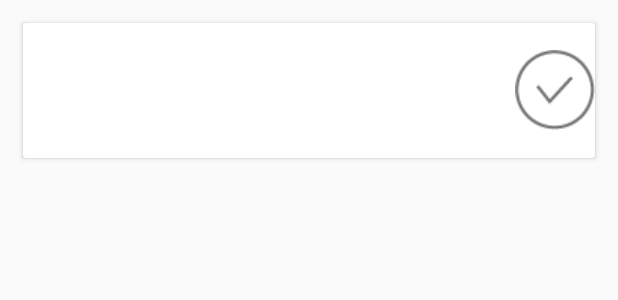
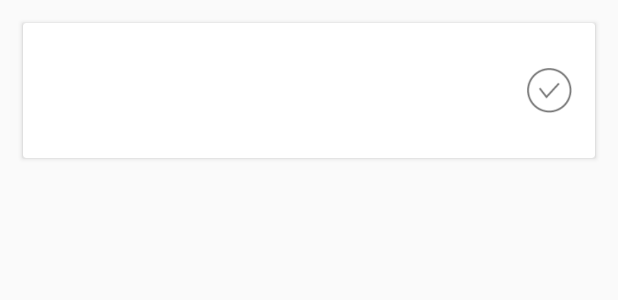
Before and after one commit to nandate/Mikke-Android, an Android app: the layout genre_list_item.xml on its own in the app's theme, with its tools: preview values and no code run, on a phone screen of 412 x 824 dp. Shown: the top 300 px of the screen. Run offline under Robolectric (Android 15) with nearby library versions, the phone set to English and light mode, and no system bars.

Commit message:
fix all of front end design

```diff
--- a/app/src/main/res/layout/activity_full_services.xml
+++ b/app/src/main/res/layout/activity_full_services.xml
@@ -46,6 +46,7 @@
             android:layout_height="@dimen/button_layout_height"
             android:id="@+id/remove_favrite_button"
             android:layout_marginTop="@dimen/favorite_item_more_button_marginTop"
+            android:layout_marginBottom="@dimen/favorite_item_more_button_marginBottom"
             android:layout_gravity="center"
             android:background="@drawable/bg_white"/>
 
@@ -55,11 +56,10 @@
             android:layout_width="@dimen/button_layout_width"
             android:layout_height="@dimen/button_layout_height"
             android:id="@+id/link_button"
-            android:layout_marginTop="@dimen/favorite_item_more_button_marginTop"
             android:layout_gravity="center"
             android:background="@drawable/gradation_primal_radius"
             android:textColor="@android:color/white"
-            android:layout_marginBottom="@dimen/favorite_item_more_marginTop"/>
+            android:layout_mrginBottom="@dimen/favorite_item_more_marginTop"/>
 
         <WebView
             android:id="@+id/web_view"
--- a/app/src/main/res/layout/activity_main.xml
+++ b/app/src/main/res/layout/activity_main.xml
@@ -24,7 +24,7 @@
     <android.support.design.widget.TabLayout
         android:id="@+id/tab_layout"
         android:layout_width="match_parent"
-        android:layout_height="50dp"
+        android:layout_height="@dimen/activity_main_menuBar"
         android:layout_alignParentBottom="true"
         app:tabTextAppearance="@style/TabText"/>
 
--- a/app/src/main/res/layout/genre_list_item.xml
+++ b/app/src/main/res/layout/genre_list_item.xml
@@ -31,23 +31,25 @@
                 android:layout_marginTop="18dp" />
 
             <ImageView
-                android:layout_width="wrap_content"
-                android:layout_height="wrap_content"
+                android:layout_width="@dimen/genre_cardView_check_imageView_width"
+                android:layout_height="@dimen/genre_cardView_check_imageView_height"
                 android:id="@+id/none_check_image"
                 android:src="@drawable/nonecheckbutton"
                 android:layout_centerVertical="true"
                 android:layout_alignParentRight="true"
                 android:layout_alignParentEnd="true"
-                android:visibility="visible"/>
+                android:visibility="visible"
+                android:layout_margin="@dimen/genre_cardView_margin"/>
             <ImageView
-                android:layout_width="wrap_content"
-                android:layout_height="wrap_content"
+                android:layout_width="@dimen/genre_cardView_check_imageView_width"
+                android:layout_height="@dimen/genre_cardView_check_imageView_height"
                 android:id="@+id/checked_image"
                 android:src="@drawable/checkedbutton_"
                 android:layout_centerVertical="true"
                 android:layout_alignParentRight="true"
                 android:layout_alignParentEnd="true"
-                android:visibility="invisible" />
+                android:visibility="invisible"
+                android:layout_margin="@dimen/genre_cardView_margin"/>
         </RelativeLayout>
     </android.support.v7.widget.CardView>
 </LinearLayout>
--- a/app/src/main/res/layout/notice_item.xml
+++ b/app/src/main/res/layout/notice_item.xml
@@ -3,7 +3,7 @@
     xmlns:android="http://schemas.android.com/apk/res/android"
     android:orientation="vertical"
     android:layout_width="match_parent"
-    android:layout_height="75dp"
+    android:layout_height="@dimen/notice_item_layout_height"
     android:id="@+id/message_item">
 
 
--- a/app/src/main/res/layout/service_card_view.xml
+++ b/app/src/main/res/layout/service_card_view.xml
@@ -19,7 +19,7 @@
 
         <RelativeLayout
             android:layout_width="match_parent"
-            android:layout_height="wrap_content"
+            android:layout_height="match_parent"
             android:padding="@dimen/service_card_layout_padding"
             android:elevation="4dp">
 
--- a/app/src/main/res/values-sw310dp/dimens.xml
+++ b/app/src/main/res/values-sw310dp/dimens.xml
@@ -99,10 +99,10 @@
     <dimen name="script_icon_marginTop">35dp</dimen>
 
 
-    <dimen name="service_card_margin">10dp</dimen>
+    <dimen name="service_card_margin">5dp</dimen>
     <dimen name="service_card_layout_padding">15dp</dimen>
-    <dimen name="service_card_logo_width">250dp</dimen>
-    <dimen name="service_card_logo_height">200dp</dimen>
+    <dimen name="service_card_logo_width">200dp</dimen>
+    <dimen name="service_card_logo_height">150dp</dimen>
     <dimen name="service_card_logo_paddingTop">10dp</dimen>
     <dimen name="service_card_textView_padding">20dp</dimen>
     <dimen name="service_card_textView_paddingLeft">15dp</dimen>
```
Also changed, not shown: app/src/main/res/values-sw600dp/dimens.xml (+33 -28 lines).
